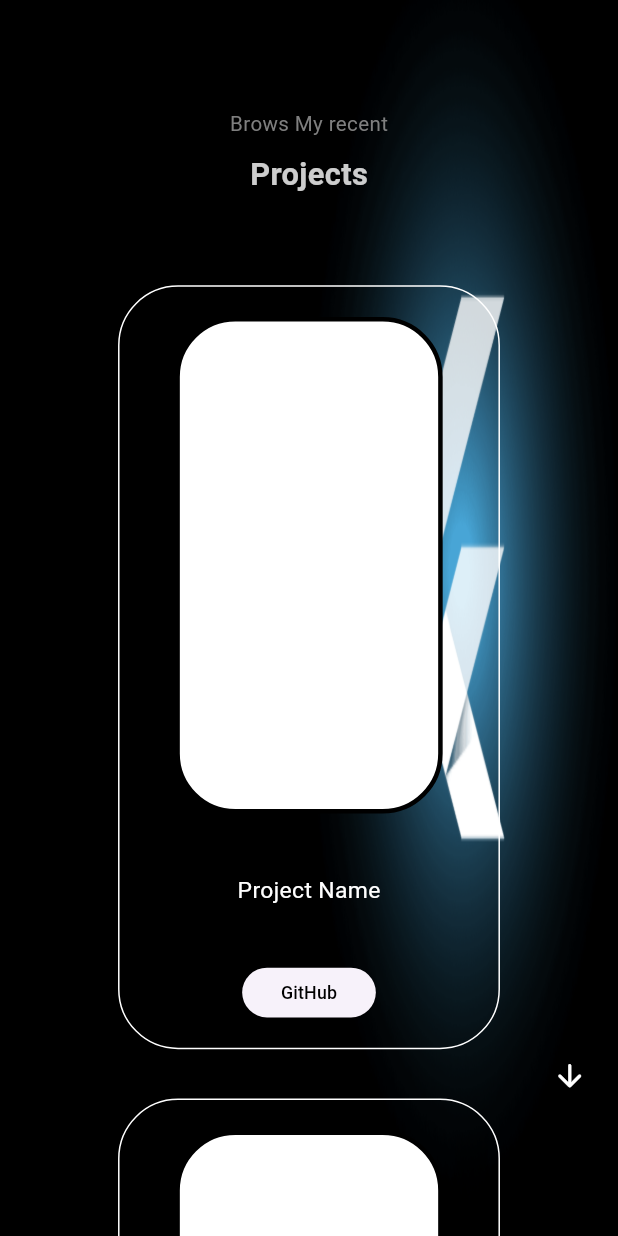
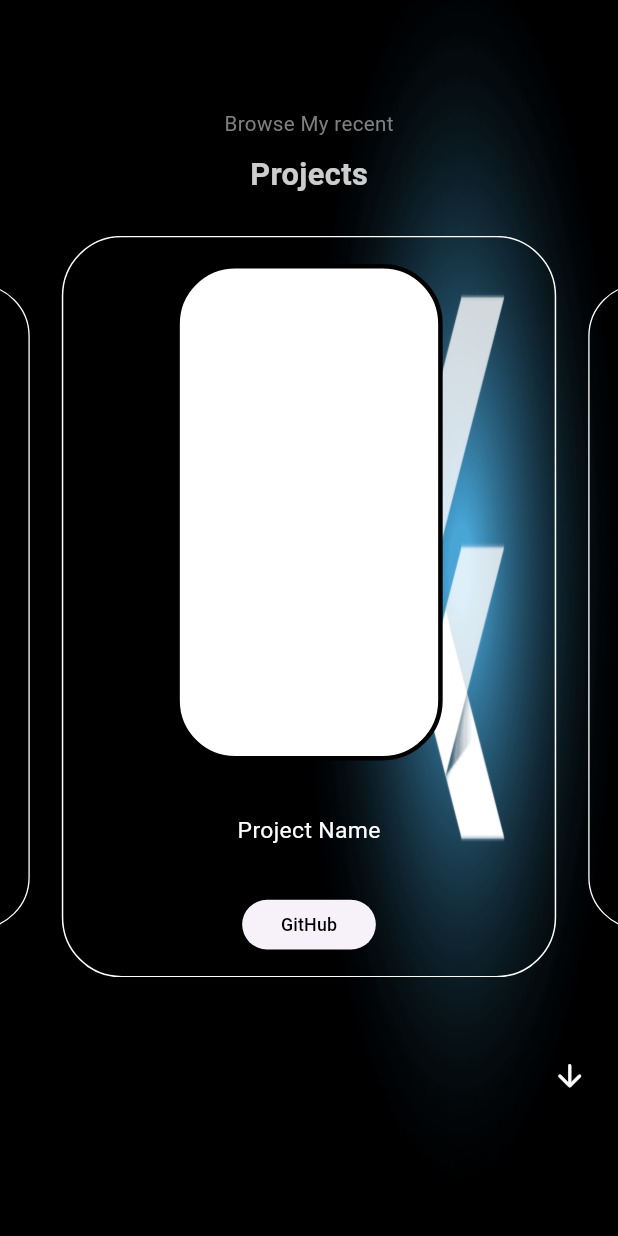
Before and after one commit to qutaiba-kot/Qutaiab-protofolio, a Flutter app: the screen it shows after launch, scrolled down 2304 dp, on a phone screen of 412 x 824 dp. Run offline on Flutter 3.47's test engine with Material 3 defaults, Android fonts, the phone set to English and light mode, and no system bars; drawn by our look-alikes of carousel_slider; our stand-ins replace auto_size_text, bloc, equatable, flutter_bloc, font_awesome_flutter; missing offline and left inert: dart:html.

Commit message:
fixing some responsive calculates and adding cursolSlider for the tab and mobile projects view

```diff
--- a/lib/features/Projects/Responsive Helper/projects_responsive.dart
+++ b/lib/features/Projects/Responsive Helper/projects_responsive.dart
@@ -29,7 +29,7 @@ class ProjectsSizes {
         ? (height * width) / 2 * 0.003
         : isTablet
         ? (height * width) / 2 * 0.0015
-        : (height * width) / 2 * 0.00075;
+        : (height * width) / 2 * 0.0006;
 
     final outerWidth = isMobile
         ? (height * width) / 2 * 0.0015
@@ -49,8 +49,8 @@ class ProjectsSizes {
         ? (height * width) / 2 * 0.00004
         : (height * width) / 2 * 0.00002;
 
-    final innerHeight = outerHeight * 0.65;
-    final innerWidth = outerWidth * 0.7;
+    final innerHeight = isTablet ? outerHeight * 0.5:  outerHeight * 0.65;
+    final innerWidth = isTablet ? outerWidth * 0.5: outerWidth * 0.7;
 
     final buttonHeight = innerHeight * 0.1;
     final buttonWidth = innerWidth * 0.5;
--- a/lib/features/Projects/presentation/Screens/project_page.dart
+++ b/lib/features/Projects/presentation/Screens/project_page.dart
@@ -16,16 +16,15 @@ class ProjectPage extends StatelessWidget {
         builder: (context, state) {
           var isMobile = state.deviceType == DeviceTypes.mobile;
           var isTablet = state.deviceType == DeviceTypes.tablet;
-          return isMobile || isTablet
+          return SingleChildScrollView(
+            child: isMobile || isTablet
                 ? ProjectColumn(
                     isMobile: isMobile,
                     isTablet: isTablet,
                     height: state.height,
                     width: state.width,
                   )
-              : ProjectRow(
-                  height: state.height,
-                  width: state.width,
+                : ProjectRow(height: state.height, width: state.width),
           );
         },
       ),
--- a/lib/features/Projects/presentation/Widgets/project_column.dart
+++ b/lib/features/Projects/presentation/Widgets/project_column.dart
@@ -1,3 +1,4 @@
+import 'package:carousel_slider/carousel_slider.dart';
 import 'package:flutter/material.dart';
 import 'package:protofolio/Core/Widgets/title_and_sub.dart';
 import 'package:protofolio/features/Projects/presentation/Widgets/project_conatiner_widjets.dart';
@@ -17,44 +18,48 @@ class ProjectColumn extends StatelessWidget {
 
   @override
   Widget build(BuildContext context) {
-    return SingleChildScrollView(
-      child: Center(
-        child: SizedBox(
+    final projects = List.generate(
+      3,
+      (index) => ProjectConatinerWidjets(
+        isMobile: isMobile,
+        isTablet: isTablet,
+        height: height,
+        width: width,
+      ),
+    );
+
+    return Center(
       child: Column(
+        crossAxisAlignment: CrossAxisAlignment.center,
         children: [
           TitleAndSub(
             isMobile: isMobile,
             isTablet: isTablet,
             height: height,
             width: width,
-                title: "Brows My recent",
+            title: "Browse My recent",
             subTitle: "Projects",
           ),
-              SizedBox(height: height * 0.07),
-              ProjectConatinerWidjets(
-                isMobile: isMobile,
-                isTablet: isTablet,
-                height: height,
-                width: width,
-              ),
-              SizedBox(height: height * 0.04),
-              ProjectConatinerWidjets(
-                isMobile: isMobile,
-                isTablet: isTablet,
-                height: height,
-                width: width,
-              ),
-              SizedBox(height: height * 0.04),
-              ProjectConatinerWidjets(
-                isMobile: isMobile,
-                isTablet: isTablet,
-                height: height,
-                width: width,
-              ),
-              SizedBox(height: height*0.1,)
-            ],
+          SizedBox(height: height * 0.03),
+          CarouselSlider(
+            items: projects,
+            options: CarouselOptions(
+              height: height * 0.6,
+              viewportFraction: 0.8,
+              initialPage: 0,
+              enableInfiniteScroll: true,
+              reverse: false,
+              autoPlay: true,
+              autoPlayInterval: Duration(seconds: 3),
+              autoPlayAnimationDuration: Duration(milliseconds: 800),
+              autoPlayCurve: Curves.fastOutSlowIn,
+              enlargeCenterPage: true,
+              enlargeFactor: 0.3,
+              scrollDirection: Axis.horizontal,
+              disableCenter: true,
             ),
           ),
+        ],
       ),
     );
   }
--- a/lib/features/home/presentation/Widgets/home_body_row.dart
+++ b/lib/features/home/presentation/Widgets/home_body_row.dart
@@ -10,7 +10,7 @@ class HomeBodyRow extends StatelessWidget {
   @override
   Widget build(BuildContext context) {
     final double containerHeight = height * 0.5;
-    final double containerWidth = width * 0.35;
+    final double containerWidth = width * 0.30;
     return HomeAnimation(
       child: Column(
         children: [
--- a/pubspec.yaml
+++ b/pubspec.yaml
@@ -42,6 +42,7 @@ dependencies:
   url_launcher: ^6.3.2
   auto_size_text: ^3.0.0
   equatable: ^2.0.7
+  carousel_slider: ^5.1.1
 
 
 dev_dependencies:
```
Also changed, not shown: pubspec.lock. Lines whose indentation alone changed are shown as unchanged.
